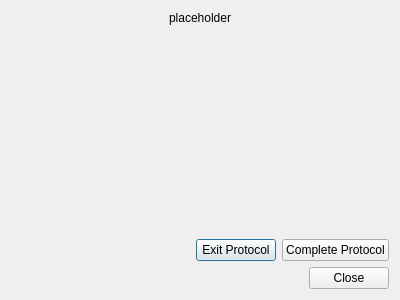
This is neurolabi/gui/protocols/todoreviewprotocol.ui in janelia-flyem/NeuTu as Qt 5 draws it before an edit. The edited form follows.
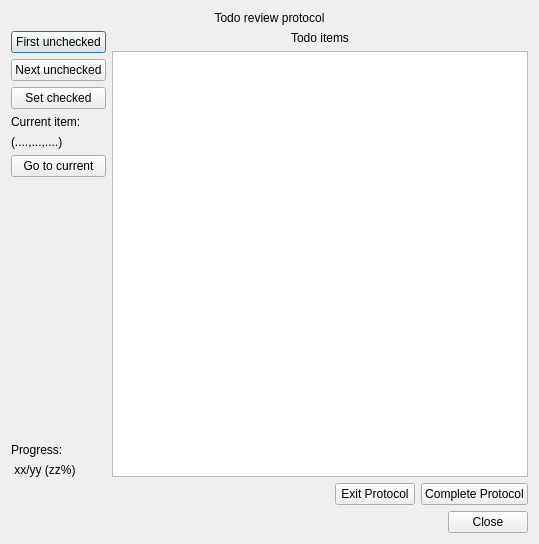
This is the edited form.

```diff
--- a/neurolabi/gui/protocols/todoreviewprotocol.ui
+++ b/neurolabi/gui/protocols/todoreviewprotocol.ui
@@ -6,8 +6,8 @@
    <rect>
     <x>0</x>
     <y>0</y>
-    <width>400</width>
-    <height>300</height>
+    <width>539</width>
+    <height>544</height>
    </rect>
   </property>
   <property name="windowTitle">
@@ -17,7 +17,7 @@
    <item>
     <widget class="QLabel" name="label">
      <property name="text">
-      <string>placeholder</string>
+      <string>Todo review protocol</string>
      </property>
      <property name="alignment">
       <set>Qt::AlignCenter</set>
@@ -25,17 +25,107 @@
     </widget>
    </item>
    <item>
-    <spacer name="verticalSpacer">
-     <property name="orientation">
-      <enum>Qt::Vertical</enum>
+    <layout class="QHBoxLayout" name="horizontalLayout_3">
+     <property name="topMargin">
+      <number>0</number>
      </property>
-     <property name="sizeHint" stdset="0">
-      <size>
-       <width>20</width>
-       <height>40</height>
-      </size>
-     </property>
-    </spacer>
+     <item>
+      <layout class="QVBoxLayout" name="verticalLayout_2">
+       <property name="leftMargin">
+        <number>0</number>
+       </property>
+       <item>
+        <widget class="QPushButton" name="reviewFirstButton">
+         <property name="text">
+          <string>First unchecked</string>
+         </property>
+        </widget>
+       </item>
+       <item>
+        <widget class="QPushButton" name="reviewNextButton">
+         <property name="text">
+          <string>Next unchecked</string>
+         </property>
+        </widget>
+       </item>
+       <item>
+        <widget class="QPushButton" name="checkedButton">
+         <property name="text">
+          <string>Set checked</string>
+         </property>
+        </widget>
+       </item>
+       <item>
+        <widget class="QLabel" name="label_4">
+         <property name="text">
+          <string>Current item:</string>
+         </property>
+        </widget>
+       </item>
+       <item>
+        <widget class="QLabel" name="curentLabel">
+         <property name="text">
+          <string>(....,...,....)</string>
+         </property>
+        </widget>
+       </item>
+       <item>
+        <widget class="QPushButton" name="gotoCurrentButton">
+         <property name="text">
+          <string>Go to current</string>
+         </property>
+        </widget>
+       </item>
+       <item>
+        <spacer name="verticalSpacer_2">
+         <property name="orientation">
+          <enum>Qt::Vertical</enum>
+         </property>
+         <property name="sizeHint" stdset="0">
+          <size>
+           <width>20</width>
+           <height>40</height>
+          </size>
+         </property>
+        </spacer>
+       </item>
+       <item>
+        <widget class="QLabel" name="label_6">
+         <property name="text">
+          <string>Progress:</string>
+         </property>
+        </widget>
+       </item>
+       <item>
+        <widget class="QLabel" name="progressLabel">
+         <property name="text">
+          <string> xx/yy (zz%)</string>
+         </property>
+        </widget>
+       </item>
+      </layout>
+     </item>
+     <item>
+      <layout class="QVBoxLayout" name="verticalLayout_3">
+       <property name="leftMargin">
+        <number>0</number>
+       </property>
+       <item>
+        <widget class="QLabel" name="label_9">
+         <property name="text">
+          <string>Todo items</string>
+         </property>
+         <property name="alignment">
+          <set>Qt::AlignCenter</set>
+         </property>
+        </widget>
+       </item>
+       <item>
+        <widget class="QTableView" name="todoTable"/>
+       </item>
+      </layout>
+     </item>
+    </layout>
    </item>
    <item>
     <layout class="QHBoxLayout" name="horizontalLayout">
```
